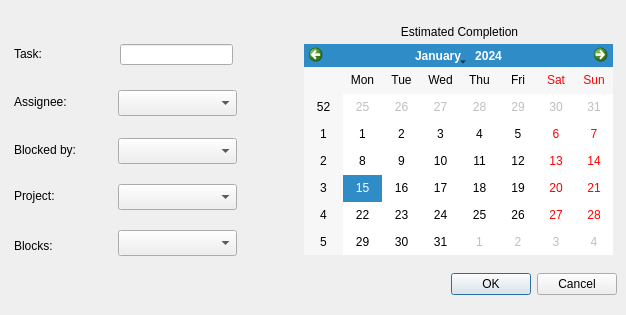
Old version of the form gui/NewTaskForm.ui in the repository minorsecond/ivcs.
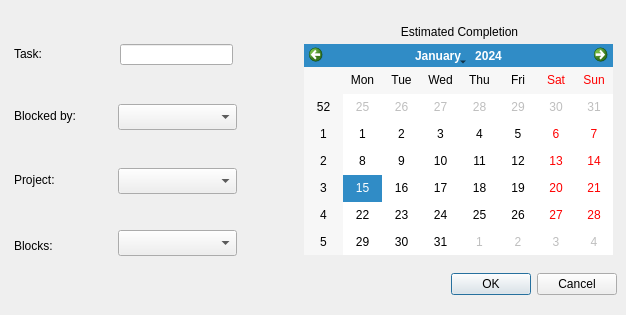
New version of the form.

Commit message: -> Tasks appear in blocks and blocked by entry widgets in New Task window.

Diff of the .ui file:
```diff
--- a/gui/NewTaskForm.ui
+++ b/gui/NewTaskForm.ui
@@ -46,7 +46,7 @@
    <property name="geometry">
     <rect>
      <x>14</x>
-     <y>188</y>
+     <y>172</y>
      <width>49</width>
      <height>16</height>
     </rect>
@@ -55,19 +55,6 @@
     <string>Project:</string>
    </property>
   </widget>
-  <widget class="QLabel" name="label_3">
-   <property name="geometry">
-    <rect>
-     <x>14</x>
-     <y>94</y>
-     <width>65</width>
-     <height>16</height>
-    </rect>
-   </property>
-   <property name="text">
-    <string>Assignee:</string>
-   </property>
-  </widget>
   <widget class="QLabel" name="label_4">
    <property name="geometry">
     <rect>
@@ -85,7 +72,7 @@
    <property name="geometry">
     <rect>
      <x>14</x>
-     <y>142</y>
+     <y>108</y>
      <width>77</width>
      <height>16</height>
     </rect>
@@ -134,7 +121,7 @@
    <property name="geometry">
     <rect>
      <x>118</x>
-     <y>138</y>
+     <y>104</y>
      <width>119</width>
      <height>26</height>
     </rect>
@@ -150,21 +137,11 @@
     </rect>
    </property>
   </widget>
-  <widget class="QComboBox" name="AssigneeComboBox">
-   <property name="geometry">
-    <rect>
-     <x>118</x>
-     <y>90</y>
-     <width>119</width>
-     <height>26</height>
-    </rect>
-   </property>
-  </widget>
   <widget class="QComboBox" name="ProjectComboBox">
    <property name="geometry">
     <rect>
      <x>118</x>
-     <y>184</y>
+     <y>168</y>
      <width>119</width>
      <height>26</height>
     </rect>
```
The commit also changes 3 other files.
